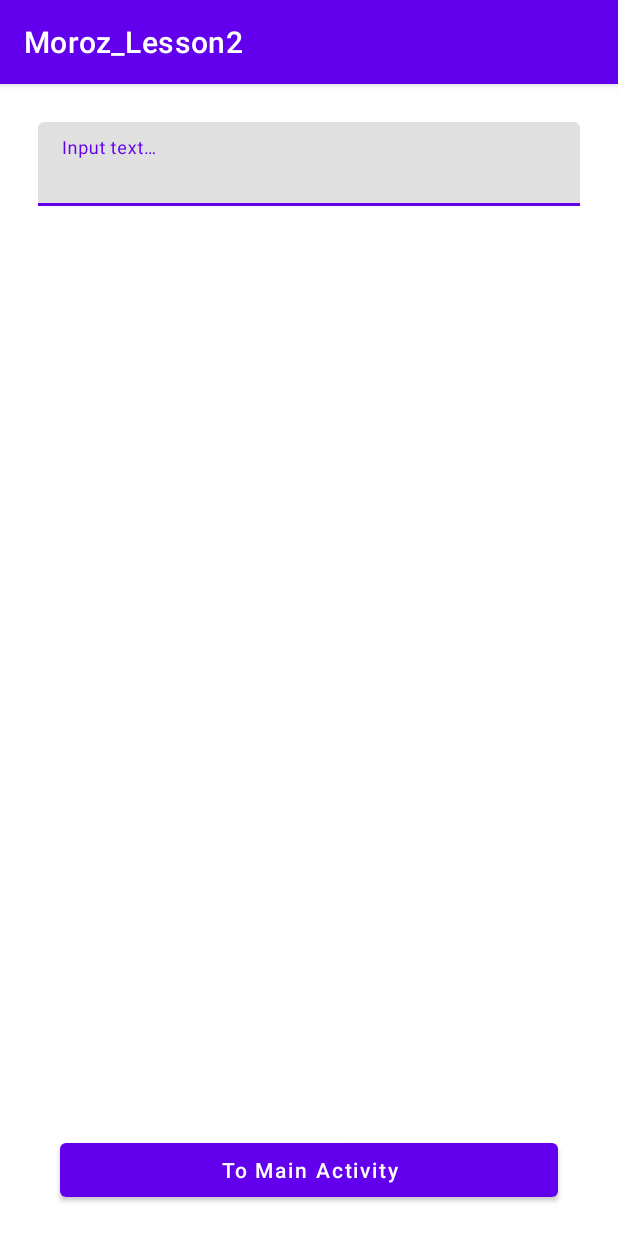
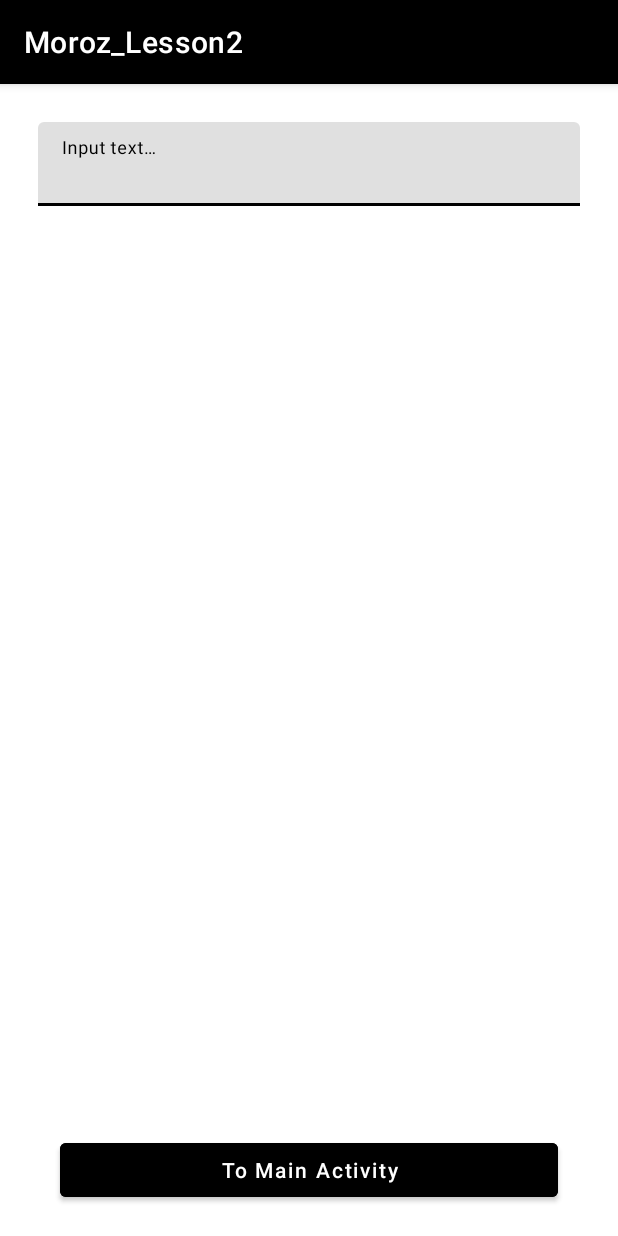
Before and after one commit to almoiv0499/Moroz_Lesson2, an Android app: the SecondActivity screen opened directly, with no data from a screen before it, on a phone screen of 412 x 824 dp. Run offline under Robolectric (Android 15) with nearby library versions, the phone set to English and light mode, and no system bars.

Commit message:
feature customized themes for App

```diff
--- a/app/src/main/res/layout/activity_main.xml
+++ b/app/src/main/res/layout/activity_main.xml
@@ -6,32 +6,23 @@
     android:layout_height="match_parent"
     tools:context=".MainActivity">
 
-    <TextView
+    <com.google.android.material.textview.MaterialTextView
         android:id="@+id/textView_main_activity"
+        style="@style/CustomTextViewStyle"
         android:layout_width="@dimen/width_fill_all_available_space"
         android:layout_height="wrap_content"
-        android:layout_marginStart="@dimen/margin_start_and_end_for_textViews"
-        android:layout_marginEnd="@dimen/margin_start_and_end_for_textViews"
         android:layout_marginTop="@dimen/margin_top_for_textView"
-        android:ellipsize="end"
-        android:gravity="center"
-        android:lines="2"
         android:text="@string/hello_main_activity"
-        android:textColor="@color/black"
-        android:textSize="@dimen/text_size_for_all_textViews"
         app:layout_constraintEnd_toEndOf="parent"
         app:layout_constraintStart_toStartOf="parent"
         app:layout_constraintTop_toTopOf="parent" />
 
     <com.google.android.material.button.MaterialButton
         android:id="@+id/button_navigate_to_second_activity"
+        style="@style/CustomButtonStyle"
         android:layout_width="@dimen/width_fill_all_available_space"
         android:layout_height="wrap_content"
-        android:layout_marginStart="@dimen/button_margin_start_and_end"
-        android:layout_marginEnd="@dimen/button_margin_start_and_end"
-        android:layout_marginBottom="@dimen/button_margin_bottom"
         android:text="@string/string_to_second_activity"
-        android:textAllCaps="false"
         app:layout_constraintBottom_toBottomOf="parent"
         app:layout_constraintEnd_toEndOf="parent"
         app:layout_constraintStart_toStartOf="parent" />
--- a/app/src/main/res/layout/activity_second.xml
+++ b/app/src/main/res/layout/activity_second.xml
@@ -18,22 +18,19 @@
 
         <com.google.android.material.textfield.TextInputEditText
             android:id="@+id/input_text"
+            style="@style/CustomEditTextStyle"
             android:layout_width="match_parent"
             android:layout_height="wrap_content"
             android:hint="@string/input_text"
-            android:inputType="text"
-            android:textColor="@color/black" />
+            android:inputType="text" />
 
     </com.google.android.material.textfield.TextInputLayout>
 
     <com.google.android.material.textview.MaterialTextView
         android:id="@+id/textView_for_save_instance"
+        style="@style/CustomTextViewStyle"
         android:layout_width="@dimen/width_fill_all_available_space"
         android:layout_height="wrap_content"
-        android:layout_marginStart="@dimen/margin_start_and_end_for_textViews"
-        android:layout_marginEnd="@dimen/margin_start_and_end_for_textViews"
-        android:gravity="center"
-        android:textSize="@dimen/text_size_for_all_textViews"
         app:layout_constraintBottom_toTopOf="@id/button_navigate_to_main_activity"
         app:layout_constraintEnd_toEndOf="parent"
         app:layout_constraintStart_toStartOf="parent"
@@ -41,13 +38,10 @@
 
     <com.google.android.material.button.MaterialButton
         android:id="@+id/button_navigate_to_main_activity"
+        style="@style/CustomButtonStyle"
         android:layout_width="@dimen/width_fill_all_available_space"
         android:layout_height="wrap_content"
-        android:layout_marginStart="@dimen/button_margin_start_and_end"
-        android:layout_marginEnd="@dimen/button_margin_start_and_end"
-        android:layout_marginBottom="@dimen/button_margin_bottom"
         android:text="@string/to_main_activity"
-        android:textAllCaps="false"
         app:layout_constraintBottom_toBottomOf="parent"
         app:layout_constraintEnd_toEndOf="parent"
         app:layout_constraintStart_toStartOf="parent" />
--- a/app/src/main/res/values-night/themes.xml
+++ b/app/src/main/res/values-night/themes.xml
@@ -2,15 +2,37 @@
     <!-- Base application theme. -->
     <style name="Theme.Moroz_Lesson2" parent="Theme.MaterialComponents.DayNight.DarkActionBar">
         <!-- Primary brand color. -->
-        <item name="colorPrimary">@color/purple_200</item>
-        <item name="colorPrimaryVariant">@color/purple_700</item>
+        <item name="colorPrimary">@color/white</item>
+        <item name="colorPrimaryVariant">@color/black</item>
         <item name="colorOnPrimary">@color/black</item>
-        <!-- Secondary brand color. -->
-        <item name="colorSecondary">@color/teal_200</item>
-        <item name="colorSecondaryVariant">@color/teal_200</item>
-        <item name="colorOnSecondary">@color/black</item>
         <!-- Status bar color. -->
-        <item name="android:statusBarColor" tools:targetApi="l">?attr/colorPrimaryVariant</item>
+        <item name="android:statusBarColor">@color/white</item>
+        <item name="android:windowLightStatusBar" tools:targetApi="m">true</item>
         <!-- Customize your theme here. -->
+        <item name="colorControlNormal">@color/black</item>
+    </style>
+
+    <style name="CustomButtonStyle">
+        <item name="android:layout_marginStart">@dimen/button_margin_start_and_end</item>
+        <item name="android:layout_marginEnd">@dimen/button_margin_start_and_end</item>
+        <item name="android:layout_marginBottom">@dimen/button_margin_bottom</item>
+        <item name="android:textAllCaps">false</item>
+        <item name="android:backgroundTint">@color/white</item>
+        <item name="android:textColor">@color/black</item>
+    </style>
+
+    <style name="CustomTextViewStyle">
+        <item name="android:layout_marginStart">@dimen/margin_start_and_end_for_textViews</item>
+        <item name="android:layout_marginEnd">@dimen/margin_start_and_end_for_textViews</item>
+        <item name="android:ellipsize">end</item>
+        <item name="android:lines">2</item>
+        <item name="android:gravity">center</item>
+        <item name="android:textSize">@dimen/text_size_for_all_textViews</item>
+        <item name="android:textStyle">bold</item>
+        <item name="android:textColor">@color/white</item>
+    </style>
+
+    <style name="CustomEditTextStyle">
+        <item name="android:textColor">@color/white</item>
     </style>
 </resources>
--- a/app/src/main/res/values/colors.xml
+++ b/app/src/main/res/values/colors.xml
@@ -1,10 +1,5 @@
 <?xml version="1.0" encoding="utf-8"?>
 <resources>
-    <color name="purple_200">#FFBB86FC</color>
-    <color name="purple_500">#FF6200EE</color>
-    <color name="purple_700">#FF3700B3</color>
-    <color name="teal_200">#FF03DAC5</color>
-    <color name="teal_700">#FF018786</color>
     <color name="black">#FF000000</color>
     <color name="white">#FFFFFFFF</color>
 </resources>
--- a/app/src/main/res/values/themes.xml
+++ b/app/src/main/res/values/themes.xml
@@ -2,15 +2,38 @@
     <!-- Base application theme. -->
     <style name="Theme.Moroz_Lesson2" parent="Theme.MaterialComponents.DayNight.DarkActionBar">
         <!-- Primary brand color. -->
-        <item name="colorPrimary">@color/purple_500</item>
-        <item name="colorPrimaryVariant">@color/purple_700</item>
+        <item name="colorPrimary">@color/black</item>
+        <item name="colorPrimaryVariant">@color/white</item>
         <item name="colorOnPrimary">@color/white</item>
-        <!-- Secondary brand color. -->
-        <item name="colorSecondary">@color/teal_200</item>
-        <item name="colorSecondaryVariant">@color/teal_700</item>
-        <item name="colorOnSecondary">@color/black</item>
         <!-- Status bar color. -->
-        <item name="android:statusBarColor" tools:targetApi="l">?attr/colorPrimaryVariant</item>
+        <item name="android:statusBarColor">@color/black</item>
+        <item name="android:windowLightStatusBar" tools:targetApi="m">false</item>
         <!-- Customize your theme here. -->
+        <item name="colorControlNormal">@color/white</item>
     </style>
+
+    <style name="CustomButtonStyle">
+        <item name="android:layout_marginStart">@dimen/button_margin_start_and_end</item>
+        <item name="android:layout_marginEnd">@dimen/button_margin_start_and_end</item>
+        <item name="android:layout_marginBottom">@dimen/button_margin_bottom</item>
+        <item name="android:textAllCaps">false</item>
+        <item name="android:backgroundTint">@color/black</item>
+        <item name="android:textColor">@color/white</item>
+    </style>
+
+    <style name="CustomTextViewStyle">
+        <item name="android:layout_marginStart">@dimen/margin_start_and_end_for_textViews</item>
+        <item name="android:layout_marginEnd">@dimen/margin_start_and_end_for_textViews</item>
+        <item name="android:ellipsize">end</item>
+        <item name="android:lines">2</item>
+        <item name="android:gravity">center</item>
+        <item name="android:textSize">@dimen/text_size_for_all_textViews</item>
+        <item name="android:textStyle">bold</item>
+        <item name="android:textColor">@color/black</item>
+    </style>
+
+    <style name="CustomEditTextStyle">
+        <item name="android:textColor">@color/black</item>
+    </style>
+
 </resources>
```
Also changed, not shown: 1 other file.
